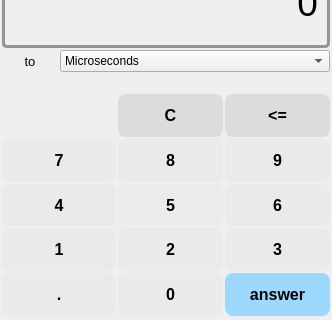
Old version of the form timemode.ui in the repository VaheZilabyan/Calculator; both pictures show x 0 to 332 and y 164 to 484 of the 332 by 484 pixel window.
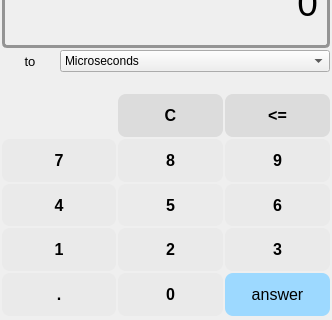
New version of the form.

Commit message: change ui design, code design

Patch:
```diff
--- a/timemode.ui
+++ b/timemode.ui
@@ -984,17 +984,17 @@
          </property>
          <property name="font">
           <font>
-           <family>Segoe UI</family>
+           <family>Arial</family>
            <pointsize>12</pointsize>
            <italic>false</italic>
-           <bold>true</bold>
+           <bold>false</bold>
           </font>
          </property>
          <property name="styleSheet">
           <string notr="true">QPushButton {
+	font: 100 12pt &quot;Arial&quot;;
+	border-radius: 8px; 
 	background-color: rgb(157, 217, 255);
-	font: 700 12pt &quot;Segoe UI&quot;;
-	border-radius: 8px; 
 }
 
 QPushButton:hover {
```
Left out of the diff: 4 changed lines with no effect on the pictures. The commit also changes 6 other files.
